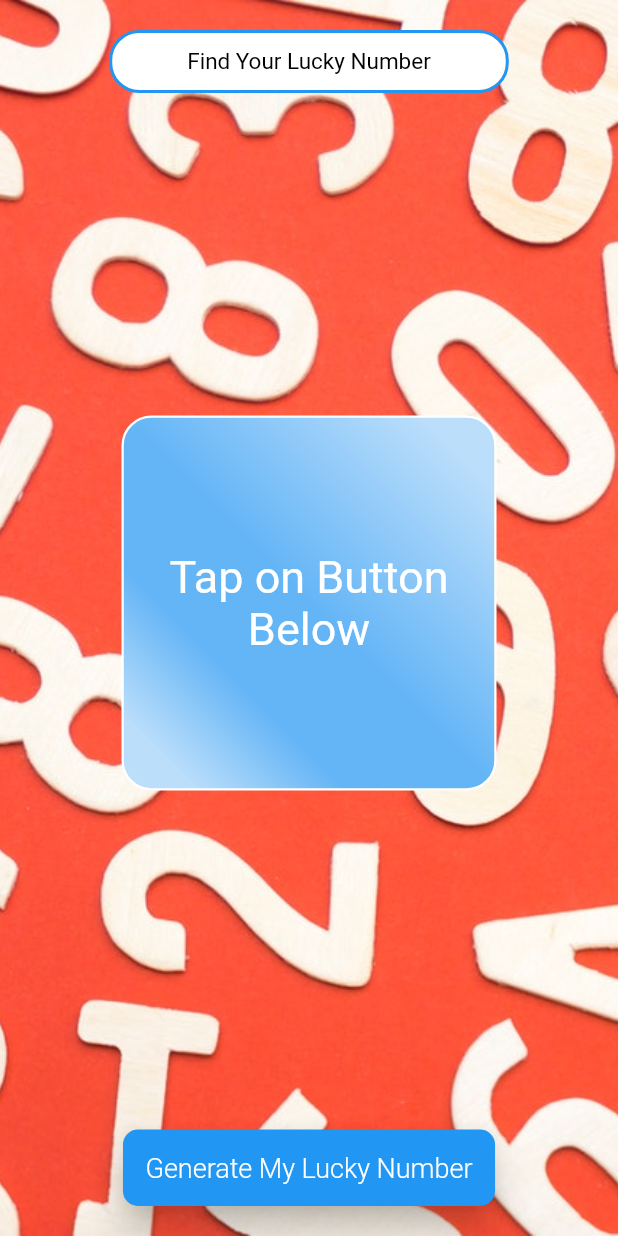
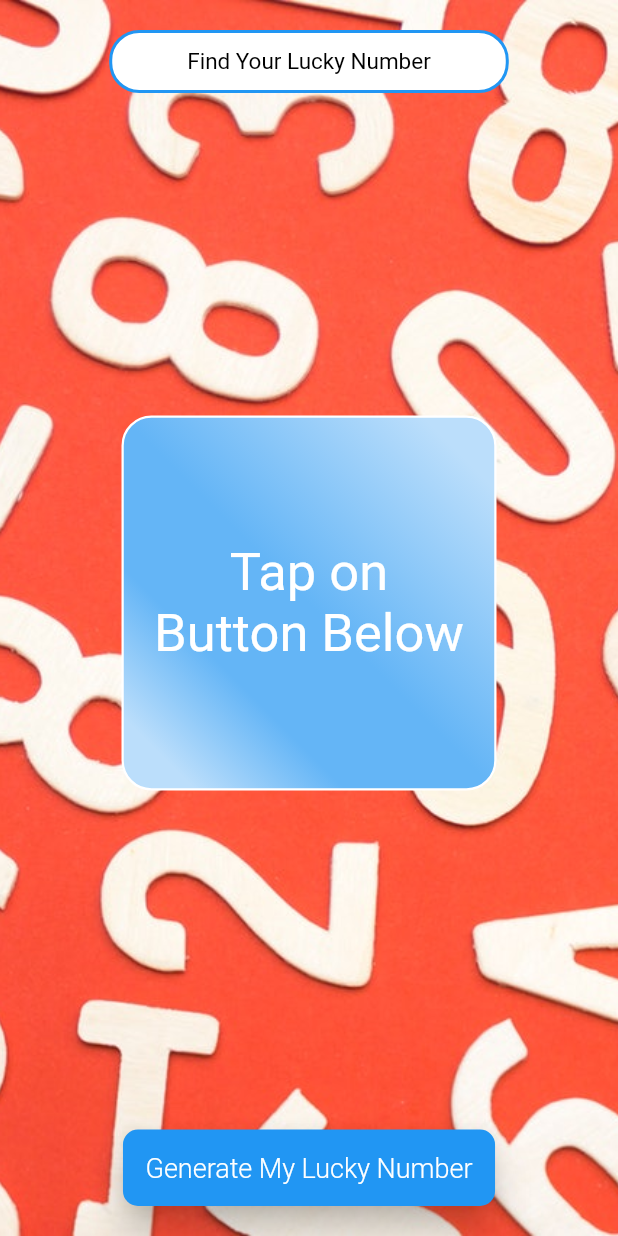
Before and after one commit to yasharoraa/GenerateLuckyNumber, a Flutter app: the screen it shows after launch, on a phone screen of 412 x 824 dp. Run offline on Flutter 3.47's test engine with Material 2 defaults, Android fonts, the phone set to English and light mode, and no system bars.

Commit message:
Increased Font Size

```diff
--- a/lib/main.dart
+++ b/lib/main.dart
@@ -59,11 +59,13 @@ class _SampleAppPageState extends State<SampleAppPage> {
             Align(
               alignment: Alignment.center,
               child: Container(
+                padding: EdgeInsets.all(20),
                 child: Center(
                   child: Text(
                     textToShow,
                     textAlign: TextAlign.center,
-                    style: TextStyle(fontSize: 30, color: Colors.white),
+                    style: TextStyle(fontSize: 35,
+                     color: Colors.white),
                   ),
                 ),
                 decoration: BoxDecoration(
```
Also changed, not shown: 5 other files.
